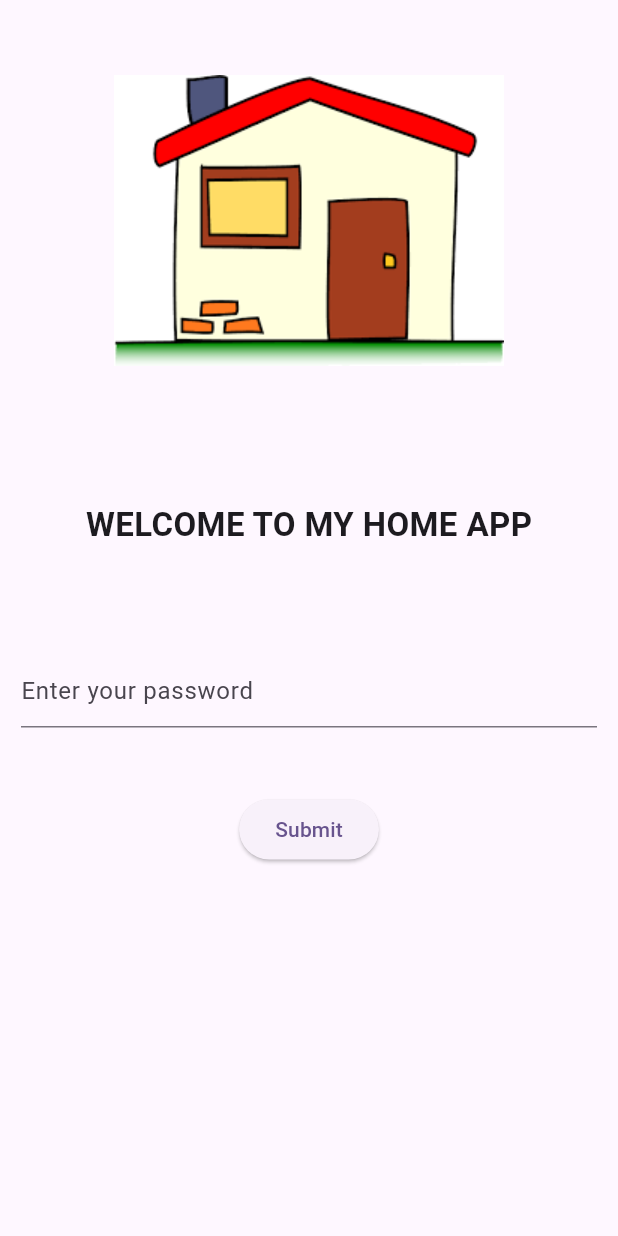
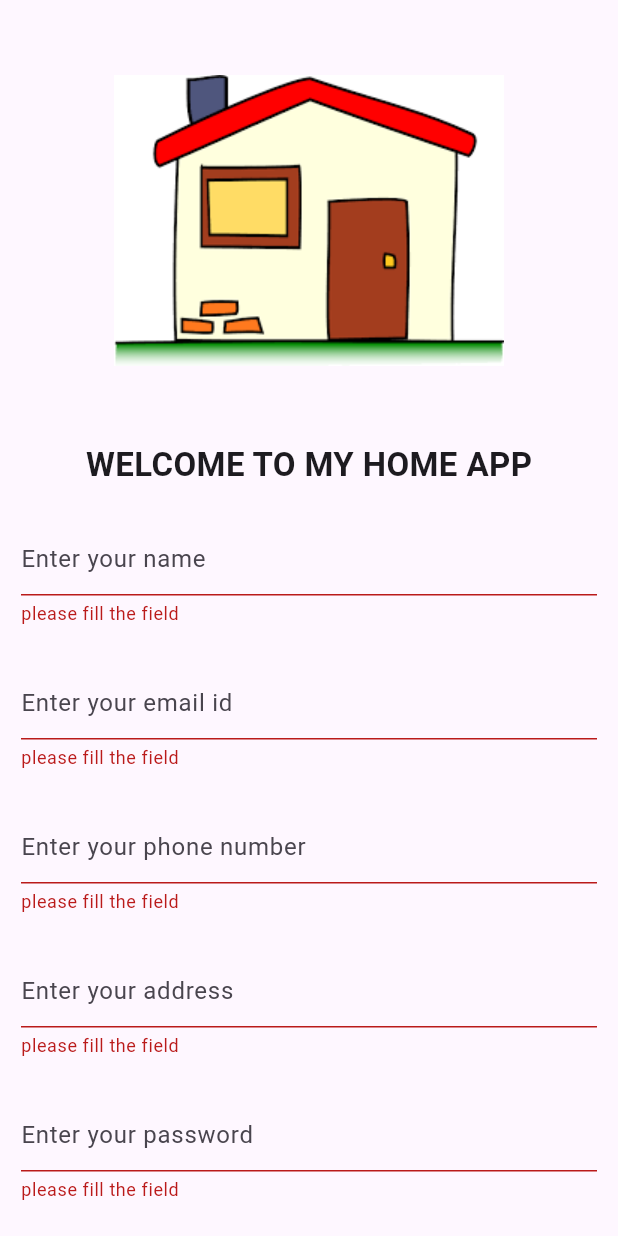
Before and after one commit to geethuvinil/my_home, a Flutter app: the screen it shows after launch, after a tap on "Submit", on a phone screen of 412 x 824 dp. Run offline on Flutter 3.47's test engine with Material 2 defaults, Android fonts, the light colour scheme and no system bars; our stand-ins replace animated_splash_screen, cloud_firestore, file_picker, firebase_auth, firebase_core, get and 2 more; missing offline and left inert: avatar_view, graphview; accounts and stored records are empty; network calls fail.

Commit message:
login and signup backend completed

```diff
--- a/lib/main.dart
+++ b/lib/main.dart
@@ -1,4 +1,5 @@
 import 'package:animated_splash_screen/animated_splash_screen.dart';
+import 'package:firebase_core/firebase_core.dart';
 import 'package:flutter/material.dart';
 import 'package:get/get.dart';
 import 'package:my_home_app/screens/home_screen.dart';
@@ -6,6 +7,7 @@ import 'package:my_home_app/screens/signup_screen.dart';
 
 void main() {
   runApp(const MyApp());
+  Firebase.initializeApp();
 }
 
 class MyApp extends StatelessWidget {
--- a/lib/screens/signup_screen.dart
+++ b/lib/screens/signup_screen.dart
@@ -1,4 +1,7 @@
 import 'package:flutter/material.dart';
+import 'package:get/get.dart';
+import 'package:my_home_app/repositories/signup_repo.dart';
+import 'package:my_home_app/screens/login_screen.dart';
 
 class SignupScreen extends StatefulWidget {
   const SignupScreen({super.key});
@@ -29,26 +32,129 @@ class _SignupScreenState extends State<SignupScreen> {
             ),
             Center(
                 child: Padding(
-              padding: EdgeInsets.only(top: 90, left: 20, right: 20),
+              padding: EdgeInsets.only(top: 50, left: 20, right: 20),
               child: Text(
                 "WELCOME TO MY HOME APP",
                 style: TextStyle(fontWeight: FontWeight.bold, fontSize: 22),
               ),
             )),
             SizedBox(
-              height: 30,
+              height: 10,
             ),
-            signupForm(
-                hintTextString: "Enter your email id",
-                type: TextInputType.emailAddress,
-                controllerName: emailController),
-            signupForm(
-                hintTextString: "Enter your password",
-                type: TextInputType.visiblePassword,
-                controllerName: passwordController),
+         Form(
+            key: _formKey,
+            child: Column(
+              children: [
+                Padding(
+                  padding: const EdgeInsets.all(14.0),
+                  child: TextFormField(
+                    keyboardType: TextInputType.name,
+                    controller: nameController,
+                    validator: (value) {
+                      if (value!.isEmpty) {
+                        return "please fill the field";
+                      }
+                    },
+                    decoration: InputDecoration(
+                      hintText: "Enter your name",
+                    ),
+                  ),
+                ),
+                Padding(
+                   padding: const EdgeInsets.all(14.0),
+                  child: TextFormField(
+                    keyboardType: TextInputType.emailAddress,
+                    controller: emailController,
+                    validator: (value) {
+                      if (value!.isEmpty) {
+                        return "please fill the field";
+                      }
+                    },
+                    decoration: InputDecoration(
+                      hintText: "Enter your email id",
+                    ),
+                  ),
+                ),
+                Padding(
+                   padding: const EdgeInsets.all(14.0),
+                  child: TextFormField(
+                    keyboardType: TextInputType.number,
+                    controller: phonenumberController,
+                    validator: (value) {
+                      if (value!.isEmpty) {
+                        return "please fill the field";
+                      }
+                    },
+                    decoration: InputDecoration(
+                      hintText: "Enter your phone number",
+                    ),
+                  ),
+                ),
+                 Padding(
+                   padding: const EdgeInsets.all(14.0),
+                  child: TextFormField(
+                    keyboardType: TextInputType.streetAddress,
+                    controller: addressController,
+                    validator: (value) {
+                      if (value!.isEmpty) {
+                        return "please fill the field";
+                      }
+                    },
+                    decoration: InputDecoration(
+                      hintText: "Enter your address",
+                    ),
+                  ),
+                ),
+
+                Padding(
+                   padding: const EdgeInsets.all(14.0),
+                  child: TextFormField(
+                    controller: passwordController,
+                    keyboardType: TextInputType.visiblePassword,
+                    validator: (value) {
+                      if (value!.isEmpty) {
+                        return "please fill the field";
+                      }
+                      return null;
+                    },
+                    decoration: InputDecoration(
+                      hintText: "Enter your password",
+                    ),
+                  ),
+                ),
+                // SizedBox(
+                //   child: TextButton(
+                //       onPressed: () async {
+                //         if (_formKey.currentState!.validate()) {
+                //           await SignupRepo().createUser(
+                //               _nameController.text,
+                //               _emailController.text,
+                //               _phonenumberController.text,
+                //               _passwordController.text,
+                //               context);
+                //               Navigator.push(context, MaterialPageRoute(builder: (context) => loginPage(),));
+
+                //         }
+                //       },
+                //       child: Text("signup")),
+                // ),
+              ],
+            ),
+          ),
             Padding(
-              padding: const EdgeInsets.only(top: 30),
-              child: ElevatedButton(onPressed: () {}, child: Text("Submit")),
+              padding: const EdgeInsets.only(top: 10,bottom: 30),
+              child: ElevatedButton(onPressed: ()async{
+if(_formKey.currentState!.validate()){
+  await SignupRepo().createUser(
+    nameController.text,
+    emailController.text,
+     passwordController.text,
+      addressController.text,
+      phonenumberController.text, context);
+      Get.to(() => LoginScreen());
+}
+
+              }, child: Text("Submit")),
             )
           ],
         ),
@@ -56,24 +162,6 @@ class _SignupScreenState extends State<SignupScreen> {
     );
   }
 
-  signupForm(
-      {String? hintTextString,
-      TextEditingController? controllerName,
-      TextInputType? type}) {
-    return Padding(
-      padding: const EdgeInsets.all(14.0),
-      child: Form(
-        key: _formKey,
-        child: TextFormField(
-          validator: (value) {
-            if (value!.isEmpty) {
-              return "Please fill the field";
-            }
-          },
-          controller: controllerName,
-          decoration: InputDecoration(hintText: hintTextString ?? ""),
-        ),
-      ),
-    );
-  }
+
+
 }
```
Also changed, not shown: lib/repositories/signup_repo.dart (+19 -22 lines), lib/screens/login_screen.dart (added, +96 -0 lines), 1 other file.
